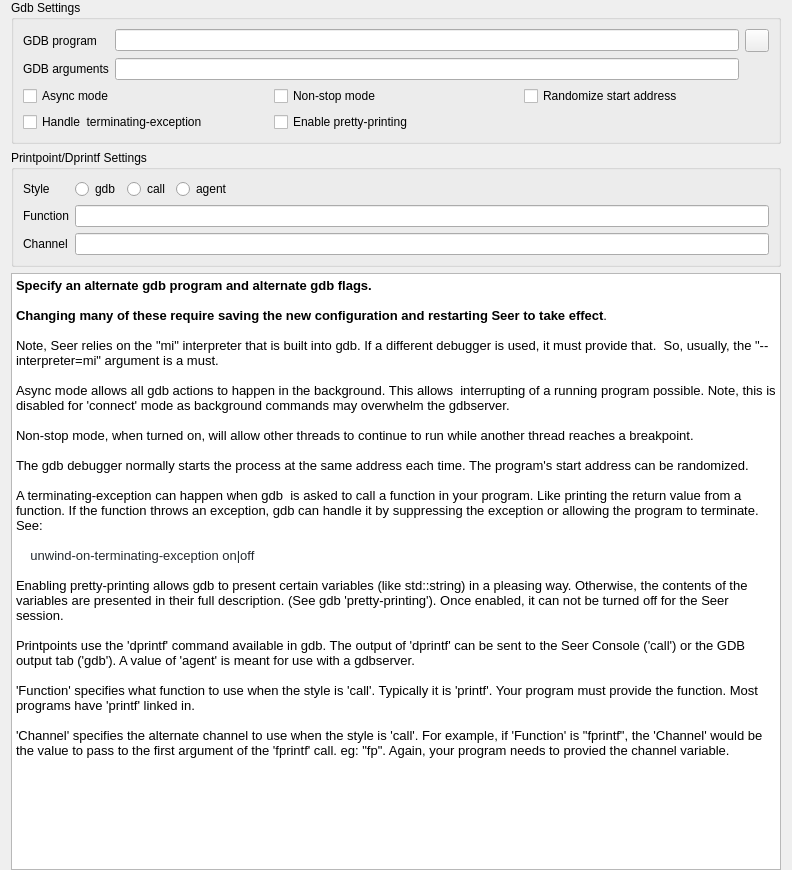
Qt form src/SeerGdbConfigPage.ui (epasveer/seer) before a commit.
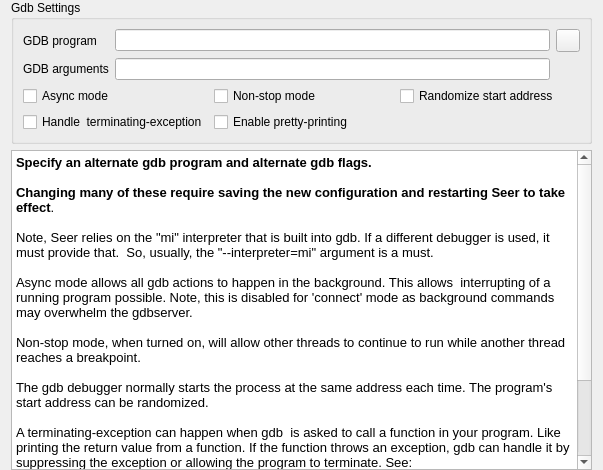
The same form after that commit. Icons and pictures are not drawn.

Commit message: Moved printpoint type into create dialog.

The edit to the form file:
```diff
--- a/src/SeerGdbConfigPage.ui
+++ b/src/SeerGdbConfigPage.ui
@@ -6,8 +6,8 @@
    <rect>
     <x>0</x>
     <y>0</y>
-    <width>792</width>
-    <height>870</height>
+    <width>603</width>
+    <height>470</height>
    </rect>
   </property>
   <property name="windowTitle">
@@ -20,142 +20,6 @@
    <property name="bottomMargin">
     <number>0</number>
    </property>
-   <item row="1" column="0">
-    <widget class="QGroupBox" name="printPointGroupBox">
-     <property name="title">
-      <string>Printpoint/Dprintf Settings</string>
-     </property>
-     <layout class="QGridLayout" name="gridLayout">
-      <item row="0" column="0">
-       <widget class="QLabel" name="styleLabel">
-        <property name="text">
-         <string>Style</string>
-        </property>
-       </widget>
-      </item>
-      <item row="0" column="1">
-       <widget class="QRadioButton" name="styleGdbRadioButton">
-        <property name="toolTip">
-         <string>Printpoint output goes the Gdb Ouput tab.</string>
-        </property>
-        <property name="text">
-         <string>gdb</string>
-        </property>
-        <attribute name="buttonGroup">
-         <string notr="true">styleButtonGroup</string>
-        </attribute>
-       </widget>
-      </item>
-      <item row="0" column="2">
-       <widget class="QRadioButton" name="styleCallRadioButton">
-        <property name="toolTip">
-         <string>Printpoint output goes to the Seer Console.</string>
-        </property>
-        <property name="text">
-         <string>call</string>
-        </property>
-        <attribute name="buttonGroup">
-         <string notr="true">styleButtonGroup</string>
-        </attribute>
-       </widget>
-      </item>
-      <item row="0" column="3">
-       <widget class="QRadioButton" name="styleAgentRadioButton">
-        <property name="toolTip">
-         <string>Printpoint output is handled by the gdbserver.</string>
-        </property>
-        <property name="text">
-         <string>agent</string>
-        </property>
-        <attribute name="buttonGroup">
-         <string notr="true">styleButtonGroup</string>
-        </attribute>
-       </widget>
-      </item>
-      <item row="0" column="4">
-       <spacer name="horizontalSpacer">
-        <property name="orientation">
-         <enum>Qt::Horizontal</enum>
-        </property>
-        <property name="sizeHint" stdset="0">
-         <size>
-          <width>561</width>
-          <height>20</height>
-         </size>
-        </property>
-       </spacer>
-      </item>
-      <item row="1" column="0">
-       <widget class="QLabel" name="functionLabel">
-        <property name="text">
-         <string>Function</string>
-        </property>
-       </widget>
-      </item>
-      <item row="2" column="0">
-       <widget class="QLabel" name="channelLabel">
-        <property name="text">
-         <string>Channel</string>
-        </property>
-       </widget>
-      </item>
-      <item row="1" column="1" colspan="4">
-       <widget class="QLineEdit" name="functionLineEdit">
-        <property name="toolTip">
-         <string>The name of a function in your program to use.</string>
-        </property>
-        <property name="clearButtonEnabled">
-         <bool>true</bool>
-        </property>
-       </widget>
-      </item>
-      <item row="2" column="1" colspan="4">
-       <widget class="QLineEdit" name="channelLineEdit">
-        <property name="toolTip">
-         <string>The channel value, if required by the function.</string>
-        </property>
-        <property name="clearButtonEnabled">
-         <bool>true</bool>
-        </property>
-       </widget>
-      </item>
-     </layout>
-    </widget>
-   </item>
-   <item row="2" column="0">
-    <widget class="QTextBrowser" name="textBrowser">
-     <property name="html">
-      <string>&lt;!DOCTYPE HTML PUBLIC &quot;-//W3C//DTD HTML 4.0//EN&quot; &quot;http://www.w3.org/TR/REC-html40/strict.dtd&quot;&gt;
-&lt;html&gt;&lt;head&gt;&lt;meta name=&quot;qrichtext&quot; content=&quot;1&quot; /&gt;&lt;style type=&quot;text/css&quot;&gt;
-p, li { white-space: pre-wrap; }
-&lt;/style&gt;&lt;/head&gt;&lt;body style=&quot; font-family:'Noto Sans'; font-size:10pt; font-weight:400; font-style:normal;&quot;&gt;
-&lt;p style=&quot; margin-top:0px; margin-bottom:0px; margin-left:0px; margin-right:0px; -qt-block-indent:0; text-indent:0px;&quot;&gt;&lt;span style=&quot; font-weight:600;&quot;&gt;Specify an alternate gdb program and alternate gdb flags. &lt;/span&gt;&lt;/p&gt;
-&lt;p style=&quot;-qt-paragraph-type:empty; margin-top:0px; margin-bottom:0px; margin-left:0px; margin-right:0px; -qt-block-indent:0; text-indent:0px; font-weight:600;&quot;&gt;&lt;br /&gt;&lt;/p&gt;
-&lt;p style=&quot; margin-top:0px; margin-bottom:0px; margin-left:0px; margin-right:0px; -qt-block-indent:0; text-indent:0px;&quot;&gt;&lt;span style=&quot; font-weight:600;&quot;&gt;Changing many of these require saving the new configuration and restarting Seer to take effect&lt;/span&gt;.&lt;/p&gt;
-&lt;p style=&quot;-qt-paragraph-type:empty; margin-top:0px; margin-bottom:0px; margin-left:0px; margin-right:0px; -qt-block-indent:0; text-indent:0px;&quot;&gt;&lt;br /&gt;&lt;/p&gt;
-&lt;p style=&quot; margin-top:0px; margin-bottom:0px; margin-left:0px; margin-right:0px; -qt-block-indent:0; text-indent:0px;&quot;&gt;Note, Seer relies on the &amp;quot;mi&amp;quot; interpreter that is built into gdb. If a different debugger is used, it must provide that.  So, usually, the &amp;quot;--interpreter=mi&amp;quot; argument is a must.&lt;/p&gt;
-&lt;p style=&quot;-qt-paragraph-type:empty; margin-top:0px; margin-bottom:0px; margin-left:0px; margin-right:0px; -qt-block-indent:0; text-indent:0px;&quot;&gt;&lt;br /&gt;&lt;/p&gt;
-&lt;p style=&quot; margin-top:0px; margin-bottom:0px; margin-left:0px; margin-right:0px; -qt-block-indent:0; text-indent:0px;&quot;&gt;Async mode allows all gdb actions to happen in the background. This allows  interrupting of a running program possible. Note, this is disabled for 'connect' mode as background commands may overwhelm the gdbserver.&lt;/p&gt;
-&lt;p style=&quot;-qt-paragraph-type:empty; margin-top:0px; margin-bottom:0px; margin-left:0px; margin-right:0px; -qt-block-indent:0; text-indent:0px;&quot;&gt;&lt;br /&gt;&lt;/p&gt;
-&lt;p style=&quot; margin-top:0px; margin-bottom:0px; margin-left:0px; margin-right:0px; -qt-block-indent:0; text-indent:0px;&quot;&gt;Non-stop mode, when turned on, will allow other threads to continue to run while another thread reaches a breakpoint.&lt;/p&gt;
-&lt;p style=&quot;-qt-paragraph-type:empty; margin-top:0px; margin-bottom:0px; margin-left:0px; margin-right:0px; -qt-block-indent:0; text-indent:0px;&quot;&gt;&lt;br /&gt;&lt;/p&gt;
-&lt;p style=&quot; margin-top:0px; margin-bottom:0px; margin-left:0px; margin-right:0px; -qt-block-indent:0; text-indent:0px;&quot;&gt;The gdb debugger normally starts the process at the same address each time. The program's start address can be randomized.&lt;/p&gt;
-&lt;p style=&quot;-qt-paragraph-type:empty; margin-top:0px; margin-bottom:0px; margin-left:0px; margin-right:0px; -qt-block-indent:0; text-indent:0px;&quot;&gt;&lt;br /&gt;&lt;/p&gt;
-&lt;p style=&quot; margin-top:0px; margin-bottom:0px; margin-left:0px; margin-right:0px; -qt-block-indent:0; text-indent:0px;&quot;&gt;A terminating-exception can happen when gdb  is asked to call a function in your program. Like printing the return value from a function. If the function throws an exception, gdb can handle it by suppressing the exception or allowing the program to terminate. See:&lt;/p&gt;
-&lt;p style=&quot;-qt-paragraph-type:empty; margin-top:0px; margin-bottom:0px; margin-left:0px; margin-right:0px; -qt-block-indent:0; text-indent:0px;&quot;&gt;&lt;br /&gt;&lt;/p&gt;
-&lt;p style=&quot; margin-top:0px; margin-bottom:0px; margin-left:0px; margin-right:0px; -qt-block-indent:0; text-indent:0px;&quot;&gt;&lt;span style=&quot; font-family:'ui-monospace,SFMono-Regular,SF Mono,Menlo,Consolas,Liberation Mono,monospace'; color:#24292f; background-color:transparent;&quot;&gt;    unwind-on-terminating-exception on|off&lt;/span&gt;&lt;/p&gt;
-&lt;p style=&quot;-qt-paragraph-type:empty; margin-top:0px; margin-bottom:0px; margin-left:0px; margin-right:0px; -qt-block-indent:0; text-indent:0px;&quot;&gt;&lt;br /&gt;&lt;/p&gt;
-&lt;p style=&quot; margin-top:0px; margin-bottom:0px; margin-left:0px; margin-right:0px; -qt-block-indent:0; text-indent:0px;&quot;&gt;Enabling pretty-printing allows gdb to present certain variables (like std::string) in a pleasing way. Otherwise, the contents of the variables are presented in their full description. (See gdb 'pretty-printing'). Once enabled, it can not be turned off for the Seer session.&lt;/p&gt;
-&lt;p style=&quot;-qt-paragraph-type:empty; margin-top:0px; margin-bottom:0px; margin-left:0px; margin-right:0px; -qt-block-indent:0; text-indent:0px;&quot;&gt;&lt;br /&gt;&lt;/p&gt;
-&lt;p style=&quot; margin-top:0px; margin-bottom:0px; margin-left:0px; margin-right:0px; -qt-block-indent:0; text-indent:0px;&quot;&gt;Printpoints use the 'dprintf' command available in gdb. The output of 'dprintf' can be sent to the Seer Console ('call') or the GDB output tab ('gdb'). A value of 'agent' is meant for use with a gdbserver.&lt;/p&gt;
-&lt;p style=&quot;-qt-paragraph-type:empty; margin-top:0px; margin-bottom:0px; margin-left:0px; margin-right:0px; -qt-block-indent:0; text-indent:0px;&quot;&gt;&lt;br /&gt;&lt;/p&gt;
-&lt;p style=&quot; margin-top:0px; margin-bottom:0px; margin-left:0px; margin-right:0px; -qt-block-indent:0; text-indent:0px;&quot;&gt;'Function' specifies what function to use when the style is 'call'. Typically it is 'printf'. Your program must provide the function. Most programs have 'printf' linked in. &lt;/p&gt;
-&lt;p style=&quot;-qt-paragraph-type:empty; margin-top:0px; margin-bottom:0px; margin-left:0px; margin-right:0px; -qt-block-indent:0; text-indent:0px;&quot;&gt;&lt;br /&gt;&lt;/p&gt;
-&lt;p style=&quot; margin-top:0px; margin-bottom:0px; margin-left:0px; margin-right:0px; -qt-block-indent:0; text-indent:0px;&quot;&gt;'Channel' specifies the alternate channel to use when the style is 'call'. For example, if 'Function' is &amp;quot;fprintf&amp;quot;, the 'Channel' would be the value to pass to the first argument of the 'fprintf' call. eg: &amp;quot;fp&amp;quot;. Again, your program needs to provied the channel variable.&lt;/p&gt;
-&lt;p style=&quot;-qt-paragraph-type:empty; margin-top:0px; margin-bottom:0px; margin-left:0px; margin-right:0px; -qt-block-indent:0; text-indent:0px;&quot;&gt;&lt;br /&gt;&lt;/p&gt;&lt;/body&gt;&lt;/html&gt;</string>
-     </property>
-    </widget>
-   </item>
    <item row="0" column="0">
     <widget class="QGroupBox" name="gdbGroupBox">
      <property name="title">
@@ -267,6 +131,37 @@
      </layout>
     </widget>
    </item>
+   <item row="1" column="0">
+    <widget class="QTextBrowser" name="textBrowser">
+     <property name="html">
+      <string>&lt;!DOCTYPE HTML PUBLIC &quot;-//W3C//DTD HTML 4.0//EN&quot; &quot;http://www.w3.org/TR/REC-html40/strict.dtd&quot;&gt;
+&lt;html&gt;&lt;head&gt;&lt;meta name=&quot;qrichtext&quot; content=&quot;1&quot; /&gt;&lt;meta charset=&quot;utf-8&quot; /&gt;&lt;style type=&quot;text/css&quot;&gt;
+p, li { white-space: pre-wrap; }
+hr { height: 1px; border-width: 0; }
+li.unchecked::marker { content: &quot;\2610&quot;; }
+li.checked::marker { content: &quot;\2612&quot;; }
+&lt;/style&gt;&lt;/head&gt;&lt;body style=&quot; font-family:'Noto Sans'; font-size:10pt; font-weight:400; font-style:normal;&quot;&gt;
+&lt;p style=&quot; margin-top:0px; margin-bottom:0px; margin-left:0px; margin-right:0px; -qt-block-indent:0; text-indent:0px;&quot;&gt;&lt;span style=&quot; font-weight:600;&quot;&gt;Specify an alternate gdb program and alternate gdb flags. &lt;/span&gt;&lt;/p&gt;
+&lt;p style=&quot;-qt-paragraph-type:empty; margin-top:0px; margin-bottom:0px; margin-left:0px; margin-right:0px; -qt-block-indent:0; text-indent:0px; font-weight:600;&quot;&gt;&lt;br /&gt;&lt;/p&gt;
+&lt;p style=&quot; margin-top:0px; margin-bottom:0px; margin-left:0px; margin-right:0px; -qt-block-indent:0; text-indent:0px;&quot;&gt;&lt;span style=&quot; font-weight:600;&quot;&gt;Changing many of these require saving the new configuration and restarting Seer to take effect&lt;/span&gt;.&lt;/p&gt;
+&lt;p style=&quot;-qt-paragraph-type:empty; margin-top:0px; margin-bottom:0px; margin-left:0px; margin-right:0px; -qt-block-indent:0; text-indent:0px;&quot;&gt;&lt;br /&gt;&lt;/p&gt;
+&lt;p style=&quot; margin-top:0px; margin-bottom:0px; margin-left:0px; margin-right:0px; -qt-block-indent:0; text-indent:0px;&quot;&gt;Note, Seer relies on the &amp;quot;mi&amp;quot; interpreter that is built into gdb. If a different debugger is used, it must provide that.  So, usually, the &amp;quot;--interpreter=mi&amp;quot; argument is a must.&lt;/p&gt;
+&lt;p style=&quot;-qt-paragraph-type:empty; margin-top:0px; margin-bottom:0px; margin-left:0px; margin-right:0px; -qt-block-indent:0; text-indent:0px;&quot;&gt;&lt;br /&gt;&lt;/p&gt;
+&lt;p style=&quot; margin-top:0px; margin-bottom:0px; margin-left:0px; margin-right:0px; -qt-block-indent:0; text-indent:0px;&quot;&gt;Async mode allows all gdb actions to happen in the background. This allows  interrupting of a running program possible. Note, this is disabled for 'connect' mode as background commands may overwhelm the gdbserver.&lt;/p&gt;
+&lt;p style=&quot;-qt-paragraph-type:empty; margin-top:0px; margin-bottom:0px; margin-left:0px; margin-right:0px; -qt-block-indent:0; text-indent:0px;&quot;&gt;&lt;br /&gt;&lt;/p&gt;
+&lt;p style=&quot; margin-top:0px; margin-bottom:0px; margin-left:0px; margin-right:0px; -qt-block-indent:0; text-indent:0px;&quot;&gt;Non-stop mode, when turned on, will allow other threads to continue to run while another thread reaches a breakpoint.&lt;/p&gt;
+&lt;p style=&quot;-qt-paragraph-type:empty; margin-top:0px; margin-bottom:0px; margin-left:0px; margin-right:0px; -qt-block-indent:0; text-indent:0px;&quot;&gt;&lt;br /&gt;&lt;/p&gt;
+&lt;p style=&quot; margin-top:0px; margin-bottom:0px; margin-left:0px; margin-right:0px; -qt-block-indent:0; text-indent:0px;&quot;&gt;The gdb debugger normally starts the process at the same address each time. The program's start address can be randomized.&lt;/p&gt;
+&lt;p style=&quot;-qt-paragraph-type:empty; margin-top:0px; margin-bottom:0px; margin-left:0px; margin-right:0px; -qt-block-indent:0; text-indent:0px;&quot;&gt;&lt;br /&gt;&lt;/p&gt;
+&lt;p style=&quot; margin-top:0px; margin-bottom:0px; margin-left:0px; margin-right:0px; -qt-block-indent:0; text-indent:0px;&quot;&gt;A terminating-exception can happen when gdb  is asked to call a function in your program. Like printing the return value from a function. If the function throws an exception, gdb can handle it by suppressing the exception or allowing the program to terminate. See:&lt;/p&gt;
+&lt;p style=&quot;-qt-paragraph-type:empty; margin-top:0px; margin-bottom:0px; margin-left:0px; margin-right:0px; -qt-block-indent:0; text-indent:0px;&quot;&gt;&lt;br /&gt;&lt;/p&gt;
+&lt;p style=&quot; margin-top:0px; margin-bottom:0px; margin-left:0px; margin-right:0px; -qt-block-indent:0; text-indent:0px;&quot;&gt;&lt;span style=&quot; font-family:'ui-monospace,SFMono-Regular,SF Mono,Menlo,Consolas,Liberation Mono,monospace'; color:#24292f; background-color:transparent;&quot;&gt;    unwind-on-terminating-exception on|off&lt;/span&gt;&lt;/p&gt;
+&lt;p style=&quot;-qt-paragraph-type:empty; margin-top:0px; margin-bottom:0px; margin-left:0px; margin-right:0px; -qt-block-indent:0; text-indent:0px;&quot;&gt;&lt;br /&gt;&lt;/p&gt;
+&lt;p style=&quot; margin-top:0px; margin-bottom:0px; margin-left:0px; margin-right:0px; -qt-block-indent:0; text-indent:0px;&quot;&gt;Enabling pretty-printing allows gdb to present certain variables (like std::string) in a pleasing way. Otherwise, the contents of the variables are presented in their full description. (See gdb 'pretty-printing'). Once enabled, it can not be turned off for the Seer session.&lt;/p&gt;
+&lt;p style=&quot;-qt-paragraph-type:empty; margin-top:0px; margin-bottom:0px; margin-left:0px; margin-right:0px; -qt-block-indent:0; text-indent:0px;&quot;&gt;&lt;br /&gt;&lt;/p&gt;&lt;/body&gt;&lt;/html&gt;</string>
+     </property>
+    </widget>
+   </item>
   </layout>
   <zorder>gdbGroupBox</zorder>
   <zorder>textBrowser</zorder>
```
Left out of the diff: 4 changed lines with no effect on the pictures. The commit also changes 16 other files.
